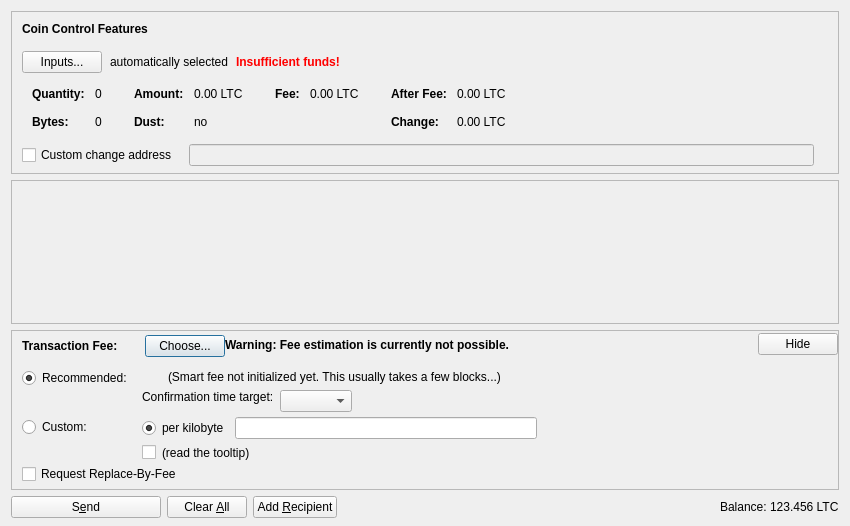
The window that src/qt/forms/sendcoinsdialog.ui (weycoin/weycoin) describes before a commit, drawn with Qt 5.
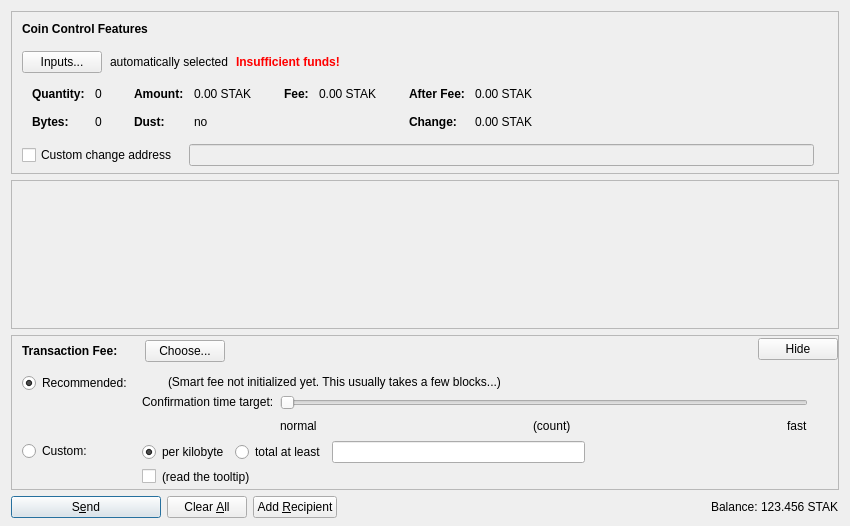
The same window after the commit. Icons and pictures are not drawn. Custom widgets are drawn as their Qt base class.

What changed in the file:
```diff
--- a/src/qt/forms/sendcoinsdialog.ui
+++ b/src/qt/forms/sendcoinsdialog.ui
@@ -324,7 +324,7 @@
                   <enum>Qt::ActionsContextMenu</enum>
                  </property>
                  <property name="text">
-                  <string notr="true">0.00 LTC</string>
+                  <string notr="true">0.00 STAK</string>
                  </property>
                  <property name="textInteractionFlags">
                   <set>Qt::LinksAccessibleByMouse|Qt::TextSelectableByKeyboard|Qt::TextSelectableByMouse</set>
@@ -404,7 +404,7 @@
                   <enum>Qt::ActionsContextMenu</enum>
                  </property>
                  <property name="text">
-                  <string notr="true">0.00 LTC</string>
+                  <string notr="true">0.00 STAK</string>
                  </property>
                  <property name="textInteractionFlags">
                   <set>Qt::LinksAccessibleByMouse|Qt::TextSelectableByKeyboard|Qt::TextSelectableByMouse</set>
@@ -455,7 +455,7 @@
                   <enum>Qt::ActionsContextMenu</enum>
                  </property>
                  <property name="text">
-                  <string notr="true">0.00 LTC</string>
+                  <string notr="true">0.00 STAK</string>
                  </property>
                  <property name="textInteractionFlags">
                   <set>Qt::LinksAccessibleByMouse|Qt::TextSelectableByKeyboard|Qt::TextSelectableByMouse</set>
@@ -484,7 +484,7 @@
                   <enum>Qt::ActionsContextMenu</enum>
                  </property>
                  <property name="text">
-                  <string notr="true">0.00 LTC</string>
+                  <string notr="true">0.00 STAK</string>
                  </property>
                  <property name="textInteractionFlags">
                   <set>Qt::LinksAccessibleByMouse|Qt::TextSelectableByKeyboard|Qt::TextSelectableByMouse</set>
@@ -759,33 +759,11 @@
             </item>
            </layout>
           </item>
-          <item>
-           <widget class="QLabel" name="fallbackFeeWarningLabel">
-            <property name="toolTip">
-             <string>Using the fallbackfee can result in sending a transaction that will take several hours or days (or never) to confirm. Consider choosing your fee manually or wait until you have validated the complete chain.</string>
-            </property>
-            <property name="font">
-            <font>
-                <weight>75</weight>
-                <bold>true</bold>
-            </font>
-            </property>
-            <property name="text">
-             <string>Warning: Fee estimation is currently not possible.</string>
-            </property>
-            <property name="wordWrap">
-             <bool>false</bool>
-            </property>
-           </widget>
-          </item>
           <item>
            <spacer name="horizontalSpacer_4">
             <property name="orientation">
              <enum>Qt::Horizontal</enum>
             </property>
-            <property name="sizeType">
-             <enum>QSizePolicy::MinimumExpanding</enum>
-            </property>
             <property name="sizeHint" stdset="0">
              <size>
               <width>40</width>
@@ -862,7 +840,20 @@
                   </widget>
                  </item>
                  <item>
-                  <widget class="BitcoinAmountField" name="customFee"/>
+                  <widget class="QRadioButton" name="radioCustomAtLeast">
+                   <property name="toolTip">
+                    <string>If the custom fee is set to 1000 satoshis and the transaction is only 250 bytes, then &quot;per kilobyte&quot; only pays 250 satoshis in fee, while &quot;total at least&quot; pays 1000 satoshis. For transactions bigger than a kilobyte both pay by kilobyte.</string>
+                   </property>
+                   <property name="text">
+                    <string>total at least</string>
+                   </property>
+                   <attribute name="buttonGroup">
+                    <string notr="true">groupCustomFee</string>
+                   </attribute>
+                  </widget>
+                 </item>
+                 <item>
+                  <widget class="WeyCoinAmountField" name="customFee"/>
                  </item>
                  <item>
                   <spacer name="horizontalSpacer_6">
@@ -1068,15 +1059,44 @@
                     <number>30</number>
                    </property>
                    <item>
-                    <layout class="QHBoxLayout" name="horizontalLayoutConfTarget">
-                     <property name="bottomMargin">
+                    <widget class="QSlider" name="sliderSmartFee">
+                     <property name="minimum">
                       <number>0</number>
                      </property>
+                     <property name="maximum">
+                      <number>23</number>
+                     </property>
+                     <property name="pageStep">
+                      <number>1</number>
+                     </property>
+                     <property name="value">
+                      <number>0</number>
+                     </property>
+                     <property name="orientation">
+                      <enum>Qt::Horizontal</enum>
+                     </property>
+                     <property name="invertedAppearance">
+                      <bool>false</bool>
+                     </property>
+                     <property name="invertedControls">
+                      <bool>false</bool>
+                     </property>
+                     <property name="tickPosition">
+                      <enum>QSlider::NoTicks</enum>
+                     </property>
+                    </widget>
+                   </item>
+                   <item>
+                    <layout class="QHBoxLayout" name="horizontalLayoutFee10">
                      <item>
-                      <widget class="QComboBox" name="confTargetSelector"/>
+                      <widget class="QLabel" name="labelSmartFeeNormal">
+                       <property name="text">
+                        <string>normal</string>
+                       </property>
+                      </widget>
                      </item>
                      <item>
-                      <spacer name="horizontalSpacerConfTarget">
+                      <spacer name="horizontalSpacer_7">
                        <property name="orientation">
                         <enum>Qt::Horizontal</enum>
                        </property>
@@ -1088,6 +1108,33 @@
                        </property>
                       </spacer>
                      </item>
+                     <item>
+                      <widget class="QLabel" name="confirmationTargetLabel">
+                       <property name="text">
+                        <string notr="true">(count)</string>
+                       </property>
+                      </widget>
+                     </item>
+                     <item>
+                      <spacer name="horizontalSpacer_3">
+                       <property name="orientation">
+                        <enum>Qt::Horizontal</enum>
+                       </property>
+                       <property name="sizeHint" stdset="0">
+                        <size>
+                         <width>40</width>
+                         <height>20</height>
+                        </size>
+                       </property>
+                      </spacer>
+                     </item>
+                     <item>
+                      <widget class="QLabel" name="labelSmartFeeFast">
+                       <property name="text">
+                        <string>fast</string>
+                       </property>
+                      </widget>
+                     </item>
                     </layout>
                    </item>
                   </layout>
@@ -1111,16 +1158,6 @@
              </item>
             </layout>
            </item>
-           <item>
-            <widget class="QCheckBox" name="optInRBF">
-             <property name="text">
-              <string>Request Replace-By-Fee</string>
-             </property>
-             <property name="toolTip">
-              <string>Indicates that the sender may wish to replace this transaction with a new one paying higher fees (prior to being confirmed).</string>
-             </property>
-            </widget>
-           </item>
           </layout>
          </widget>
         </item>
@@ -1131,8 +1168,8 @@
           </property>
           <property name="sizeHint" stdset="0">
            <size>
-            <width>40</width>
-            <height>5</height>
+            <width>800</width>
+            <height>1</height>
            </size>
           </property>
          </spacer>
@@ -1159,14 +1196,14 @@
         <string>S&amp;end</string>
        </property>
        <property name="icon">
-        <iconset resource="../bitcoin.qrc">
+        <iconset resource="../weycoin.qrc">
          <normaloff>:/icons/send</normaloff>:/icons/send</iconset>
        </property>
        <property name="autoDefault">
         <bool>false</bool>
        </property>
        <property name="default">
-        <bool>false</bool>
+        <bool>true</bool>
        </property>
       </widget>
      </item>
@@ -1185,7 +1222,7 @@
         <string>Clear &amp;All</string>
        </property>
        <property name="icon">
-        <iconset resource="../bitcoin.qrc">
+        <iconset resource="../weycoin.qrc">
          <normaloff>:/icons/remove</normaloff>:/icons/remove</iconset>
        </property>
        <property name="autoDefault">
@@ -1202,7 +1239,7 @@
         <string>Add &amp;Recipient</string>
        </property>
        <property name="icon">
-        <iconset resource="../bitcoin.qrc">
+        <iconset resource="../weycoin.qrc">
          <normaloff>:/icons/add</normaloff>:/icons/add</iconset>
        </property>
        <property name="autoDefault">
@@ -1253,7 +1290,7 @@
           <cursorShape>IBeamCursor</cursorShape>
          </property>
          <property name="text">
-          <string notr="true">123.456 LTC</string>
+          <string notr="true">123.456 STAK</string>
          </property>
          <property name="textInteractionFlags">
           <set>Qt::LinksAccessibleByMouse|Qt::TextSelectableByKeyboard|Qt::TextSelectableByMouse</set>
@@ -1273,14 +1310,14 @@
    <header>qvalidatedlineedit.h</header>
   </customwidget>
   <customwidget>
-   <class>BitcoinAmountField</class>
+   <class>WeyCoinAmountField</class>
    <extends>QLineEdit</extends>
-   <header>bitcoinamountfield.h</header>
+   <header>weycoinamountfield.h</header>
    <container>1</container>
   </customwidget>
  </customwidgets>
  <resources>
-  <include location="../bitcoin.qrc"/>
+  <include location="../weycoin.qrc"/>
  </resources>
  <connections/>
  <buttongroups>
```
